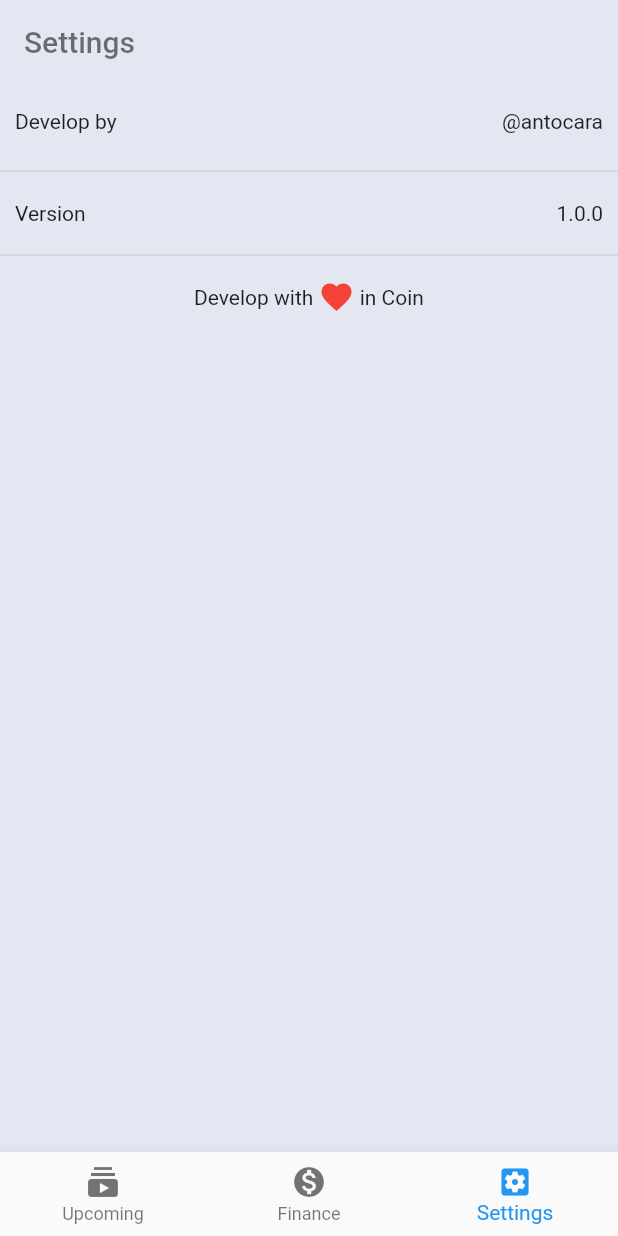
After one commit to antocara/mysubscriptions, a Flutter app: the screen it shows after launch, item 3 of the bottom bar chosen, on a phone screen of 412 x 824 dp. The commit adds this screen. Run offline on Flutter 3.47's test engine with Material 2 defaults, Android fonts, the phone set to English and light mode, and no system bars; our stand-ins replace bubble_tab_indicator, charts_flutter, flutter_colorpicker, flutter_custom_clippers, package_info, share and 2 more; accounts and stored records are empty.

Commit message:
created options screen basic

```diff
--- a/lib/presentations/home_tab_menu/home_tab_bar_screen.dart
+++ b/lib/presentations/home_tab_menu/home_tab_bar_screen.dart
@@ -1,5 +1,6 @@
 import 'package:flutter/material.dart';
 import 'package:subscriptions/presentations/finance/finance_home_screen.dart';
+import 'package:subscriptions/presentations/settings/settings_screen.dart';
 import 'package:subscriptions/presentations/uncoming_renewals/upcoming_renewals_list_screen.dart';
 
 import '../styles/colors.dart' as AppColors;
@@ -15,7 +16,7 @@ class _HomeTabMenuScreenState extends State<HomeTabMenuScreen> {
   List<Widget> tabsScreen = [
     UpcomingRenewalsListScreen(),
     FinanceHomeScreen(),
-    UpcomingRenewalsListScreen(),
+    SettingsScreen(),
   ];
 
   @override
--- /dev/null
+++ b/lib/presentations/settings/settings_screen.dart
@@ -0,0 +1,119 @@
+import 'package:flutter/material.dart';
+import 'package:package_info/package_info.dart';
+import 'package:share/share.dart';
+import 'package:subscriptions/presentations/widgets/default_app_bar.dart';
+
+class SettingsScreen extends StatefulWidget {
+  @override
+  _SettingsScreenState createState() => _SettingsScreenState();
+}
+
+class _SettingsScreenState extends State<SettingsScreen> {
+  var _versionApp = "0.00";
+
+  @override
+  void initState() {
+    _fetchVersionApp();
+    super.initState();
+  }
+
+  @override
+  Widget build(BuildContext context) {
+    return Column(
+      children: <Widget>[
+        DefaultAppBar(
+          title: "Settings",
+        ),
+        Expanded(
+          child: _buildBody(),
+        ),
+      ],
+    );
+  }
+
+  Widget _buildBody() {
+    return ListView.separated(
+        itemBuilder: (context, index) {
+          return _factoryRows(index);
+        },
+        separatorBuilder: (context, index) {
+          return Divider();
+        },
+        itemCount: 3);
+  }
+
+  Widget _factoryRows(int index) {
+    switch (index) {
+      case 0:
+        return _buildAuthorRow();
+      case 1:
+        return _buildVersionRow();
+      default:
+        return _buildDevelopLoveRow();
+    }
+  }
+
+  Widget _buildVersionRow() {
+    return Padding(
+      padding: const EdgeInsets.only(left: 10.0, right: 10.0),
+      child: Container(
+        height: 40,
+        child: Row(
+          children: <Widget>[
+            Expanded(child: Text("Version")),
+            Text("$_versionApp"),
+          ],
+        ),
+      ),
+    );
+  }
+
+  Widget _buildAuthorRow() {
+    return InkWell(
+      onTap: _openTwitter,
+      child: Padding(
+        padding: const EdgeInsets.only(left: 10.0, right: 10.0),
+        child: Container(
+          height: 50,
+          child: Row(
+            children: <Widget>[
+              Expanded(child: Text("Develop by ")),
+              Text("@antocara"),
+            ],
+          ),
+        ),
+      ),
+    );
+  }
+
+  Widget _buildDevelopLoveRow() {
+    return Padding(
+      padding: const EdgeInsets.only(left: 10.0, right: 10.0),
+      child: Container(
+        height: 40,
+        child: Row(
+          mainAxisAlignment: MainAxisAlignment.center,
+          children: <Widget>[
+            Text("Develop with "),
+            Icon(
+              Icons.favorite,
+              color: Colors.red,
+            ),
+            Text(" in Coin"),
+          ],
+        ),
+      ),
+    );
+  }
+
+  Future _fetchVersionApp() async {
+    PackageInfo packageInfo = await PackageInfo.fromPlatform();
+    setState(() {
+      _versionApp = packageInfo.version;
+    });
+  }
+
+  void _openTwitter() {
+    Share.share('https://twitter.com/antocara');
+  }
+}
--- a/pubspec.yaml
+++ b/pubspec.yaml
@@ -31,6 +31,8 @@ dependencies:
   charts_flutter: ^0.8.1
   bubble_tab_indicator: "^0.1.4"
   sticky_headers: "^0.1.8"
+  package_info: ^0.4.0+9
+  share: ^0.6.3
 
 dev_dependencies:
   flutter_test:
```
Also changed, not shown: pubspec.lock, 1 other file.
